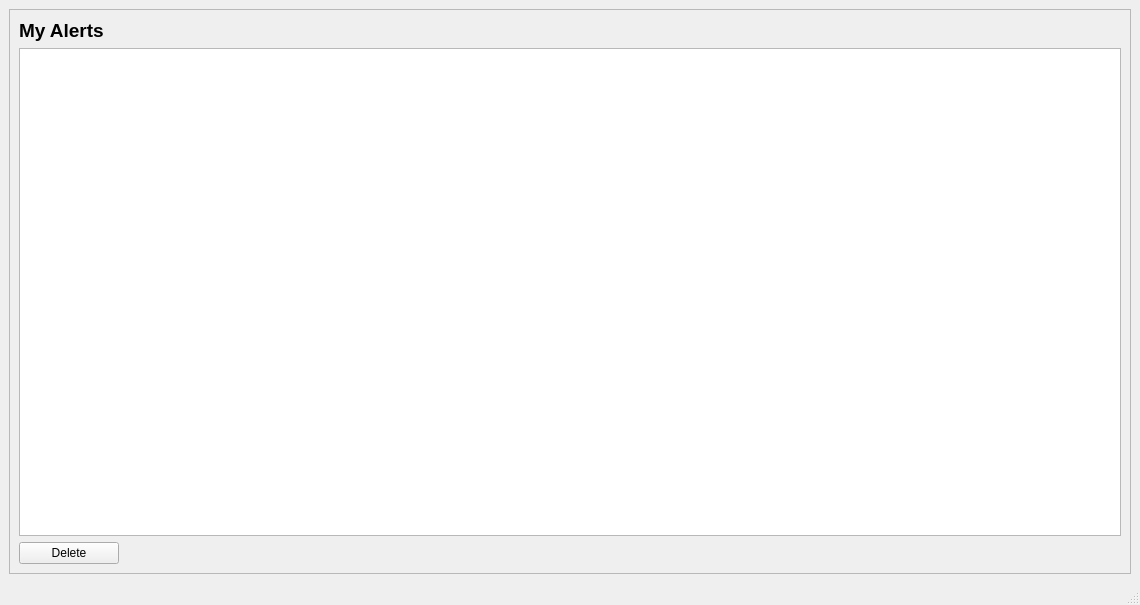
The window that UIFiles/myAlerts.ui (ShubhamMandavkar/TYLiveProjectt-StockAutomationSystem) describes before a commit, drawn with Qt 5.
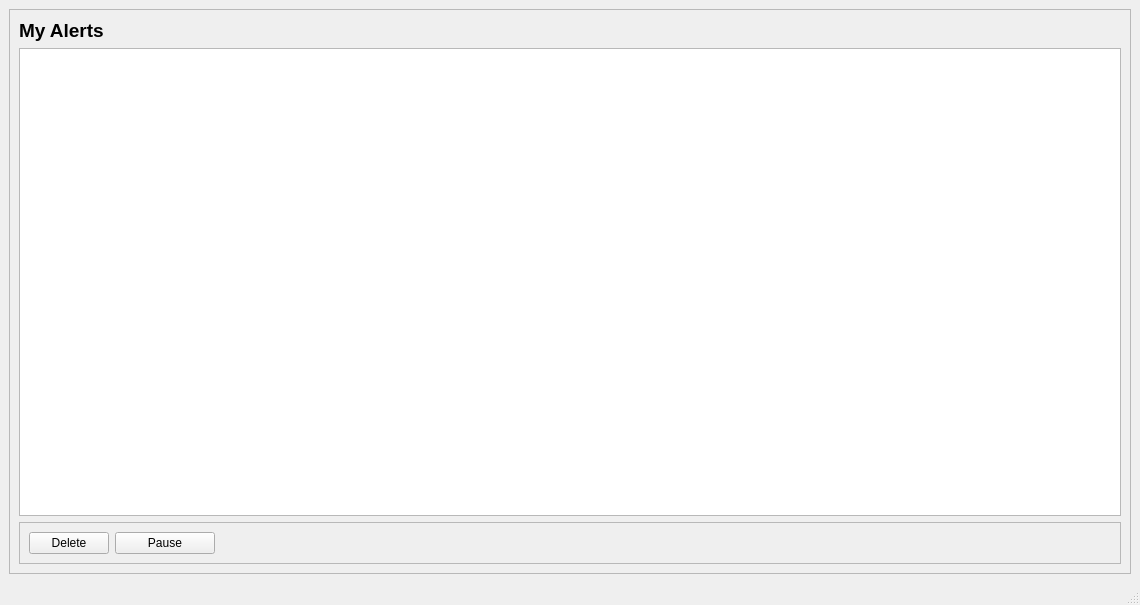
The same window after the commit.

Patch:
```diff
--- a/UIFiles/myAlerts.ui
+++ b/UIFiles/myAlerts.ui
@@ -60,6 +60,15 @@
         </widget>
        </item>
        <item>
+        <widget class="QFrame" name="frame">
+         <property name="frameShape">
+          <enum>QFrame::StyledPanel</enum>
+         </property>
+         <property name="frameShadow">
+          <enum>QFrame::Raised</enum>
+         </property>
+         <layout class="QFormLayout" name="formLayout">
+          <item row="0" column="0">
         <widget class="QPushButton" name="btnDelete">
          <property name="maximumSize">
           <size>
@@ -70,6 +79,22 @@
          <property name="text">
           <string>Delete</string>
          </property>
+           </widget>
+          </item>
+          <item row="0" column="1">
+           <widget class="QPushButton" name="btnPause">
+            <property name="maximumSize">
+             <size>
+              <width>100</width>
+              <height>16777215</height>
+             </size>
+            </property>
+            <property name="text">
+             <string>Pause</string>
+            </property>
+           </widget>
+          </item>
+         </layout>
         </widget>
        </item>
       </layout>
```
Lines whose indentation alone changed are shown as unchanged.
